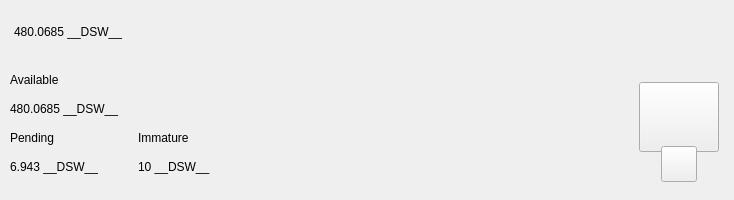
Qt form src/qt/pivx/forms/topbar.ui (decenomy/DSW) before a commit.
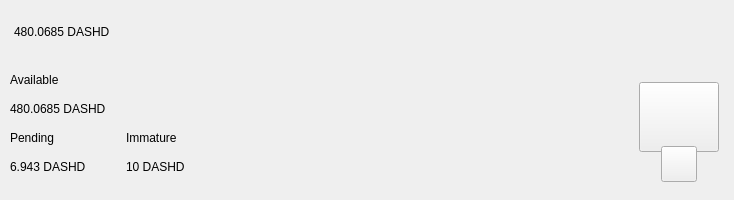
The same form after that commit. Custom widgets are drawn as their Qt base class.

Diff of the .ui file:
```diff
--- a/src/qt/pivx/forms/topbar.ui
+++ b/src/qt/pivx/forms/topbar.ui
@@ -119,7 +119,7 @@
                <string notr="true">padding:0px;margin:0px;</string>
               </property>
               <property name="text">
-               <string notr="true">480.0685 __DSW__</string>
+               <string notr="true">480.0685 DASHD</string>
               </property>
              </widget>
             </item>
@@ -369,7 +369,7 @@
                <item>
                 <widget class="QLabel" name="labelAmountPiv">
                  <property name="text">
-                  <string notr="true">480.0685 __DSW__</string>
+                  <string notr="true">480.0685 DASHD</string>
                  </property>
                 </widget>
                </item>
@@ -392,7 +392,7 @@
                  <item>
                   <widget class="QLabel" name="labelPendingPiv">
                    <property name="text">
-                    <string notr="true">6.943 __DSW__</string>
+                    <string notr="true">6.943 DASHD</string>
                    </property>
                   </widget>
                  </item>
@@ -426,7 +426,7 @@
                  <item>
                   <widget class="QLabel" name="labelImmaturePiv">
                    <property name="text">
-                    <string notr="true">10 __DSW__</string>
+                    <string notr="true">10 DASHD</string>
                    </property>
                   </widget>
                  </item>
```
